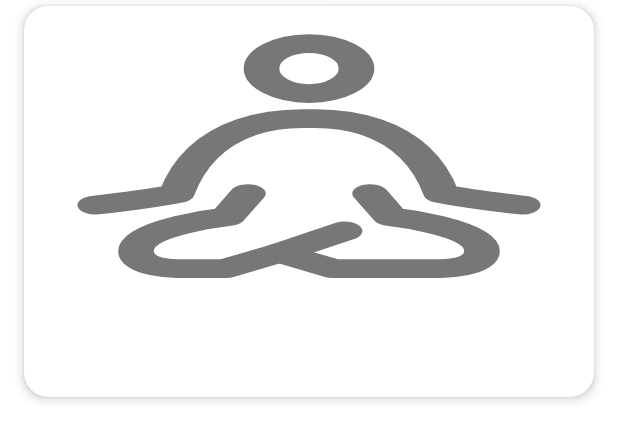
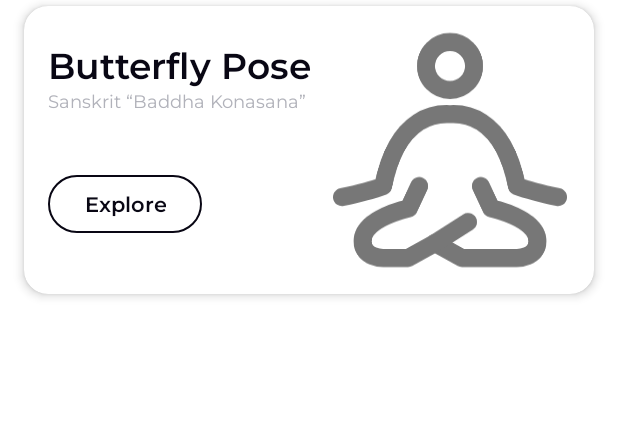
Before and after one commit to guptasandeep7/Fit_Mantra, an Android app: the layout item_yoga_pose.xml on its own in the app's theme, with its tools: preview values and no code run, on a phone screen of 412 x 824 dp. Shown: the top 441 px of the screen. Run offline under Robolectric (Android 15) with nearby library versions, the phone set to English and light mode, and no system bars.

Commit message:
removed redundant code

```diff
--- a/app/src/main/java/com/example/morefit/ui/fragment/dash/diet/DietFragment.kt
+++ b/app/src/main/java/com/example/morefit/ui/fragment/dash/diet/DietFragment.kt
@@ -4,7 +4,6 @@ import android.os.Bundle
 import android.view.View
 import android.widget.Button
 import android.widget.CheckBox
-import android.widget.RadioButton
 import android.widget.TextView
 import androidx.fragment.app.Fragment
 import androidx.navigation.fragment.findNavController
--- a/app/src/main/res/layout/fragment_yoga_pose_details.xml
+++ b/app/src/main/res/layout/fragment_yoga_pose_details.xml
@@ -24,7 +24,6 @@
 		android:layout_height="wrap_content"
 		android:layout_marginStart="16dp"
 		android:layout_marginTop="24dp"
-		android:background="?attr/selectableItemBackground"
 		app:layout_constraintStart_toStartOf="parent"
 		app:layout_constraintTop_toTopOf="parent"
 		app:srcCompat="@drawable/ic_back_with_border" />
--- a/app/src/main/res/layout/item_yoga_pose.xml
+++ b/app/src/main/res/layout/item_yoga_pose.xml
@@ -1,13 +1,11 @@
 <?xml version="1.0" encoding="utf-8"?>
 <com.google.android.material.card.MaterialCardView xmlns:android="http://schemas.android.com/apk/res/android"
 	xmlns:app="http://schemas.android.com/apk/res-auto"
-    android:id="@+id/poseCardView"
 	android:layout_width="match_parent"
 	android:layout_height="wrap_content"
-    android:layout_marginStart="16dp"
+	android:layout_marginHorizontal="16dp"
 	android:layout_marginTop="4dp"
-    android:layout_marginEnd="16dp"
-    android:layout_marginBottom="16dp"
+	android:layout_marginBottom="8dp"
 	app:cardCornerRadius="16dp"
 	app:cardElevation="4dp">
 
@@ -17,44 +15,69 @@
 
 		<ImageView
 			android:id="@+id/poseImg"
+			android:layout_width="192dp"
+			android:layout_height="192dp"
+			android:contentDescription="Yoga pose"
+			android:scaleType="centerCrop"
+			app:layout_constraintEnd_toEndOf="parent"
+			app:layout_constraintTop_toTopOf="parent"
+			app:srcCompat="@drawable/ic_yoga" />
+
+<!--		<View-->
+<!--			android:layout_width="80dp"-->
+<!--			android:layout_height="0dp"-->
+<!--			android:layout_marginEnd="-16dp"-->
+<!--			android:background="@drawable/yoga_card_view_gradient"-->
+<!--			app:layout_constraintBottom_toBottomOf="@+id/poseImg"-->
+<!--			app:layout_constraintEnd_toStartOf="@+id/poseImg"-->
+<!--			app:layout_constraintTop_toTopOf="@+id/poseImg" />-->
+
+		<com.google.android.material.textview.MaterialTextView
+			android:id="@+id/pose"
 			android:layout_width="0dp"
-            android:layout_height="200dp"
-            app:srcCompat="@drawable/ic_yoga"
-            android:contentDescription="Yoga pose"
-            android:scaleType="fitXY"
-            app:layout_constraintEnd_toEndOf="parent"
+			android:layout_height="wrap_content"
+			android:layout_marginStart="16dp"
+			android:layout_marginTop="24dp"
+			android:fontFamily="@font/montserrat_semibold"
+			android:text="Butterfly Pose"
+			android:textColor="@color/txtColor"
+			android:textSize="24sp"
+			android:layout_marginEnd="-6dp"
+			app:layout_constraintEnd_toStartOf="@+id/poseImg"
 			app:layout_constraintStart_toStartOf="parent"
 			app:layout_constraintTop_toTopOf="parent" />
 
 		<com.google.android.material.textview.MaterialTextView
-            android:id="@+id/pose"
+			android:id="@+id/sanskritPose"
+			android:layout_width="0dp"
+			android:layout_height="wrap_content"
+			android:fontFamily="@font/montserrat_regular"
+			android:text="Sanskrit “Baddha Konasana”"
+			android:textColor="@color/greyTxtColor"
+			android:layout_marginEnd="-6dp"
+			android:textSize="12sp"
+			app:layout_constraintEnd_toStartOf="@+id/poseImg"
+			app:layout_constraintStart_toStartOf="@+id/pose"
+			app:layout_constraintTop_toBottomOf="@+id/pose" />
+
+		<com.google.android.material.button.MaterialButton
+			android:id="@+id/exploreBtn"
 			android:layout_width="wrap_content"
 			android:layout_height="wrap_content"
-            android:layout_marginTop="4dp"
-            android:fontFamily="@font/poppins_bold"
-            android:textSize="16sp"
-            app:layout_constraintEnd_toEndOf="parent"
-            app:layout_constraintStart_toStartOf="parent"
-            app:layout_constraintTop_toBottomOf="@+id/poseImg" />
-
-        <com.google.android.material.textview.MaterialTextView
-            android:id="@+id/description"
-            android:layout_width="0dp"
-            android:layout_height="wrap_content"
-            android:layout_marginStart="8dp"
-            android:layout_marginEnd="8dp"
-            android:layout_marginBottom="8dp"
-            android:ellipsize="end"
-            android:fontFamily="@font/poppins"
-            android:maxLines="2"
-            android:textColor="#A9A9A9"
-            android:textSize="12sp"
-            android:textStyle="italic"
+			android:backgroundTint="@color/white"
+			android:fontFamily="@font/montserrat_semibold"
+			android:letterSpacing="0"
+			android:paddingHorizontal="24dp"
+			android:paddingVertical="10dp"
+			android:stateListAnimator="@null"
+			android:text="Explore"
+			android:textColor="@color/txtColor"
+			app:cornerRadius="32dp"
 			app:layout_constraintBottom_toBottomOf="parent"
-            app:layout_constraintEnd_toEndOf="parent"
-            app:layout_constraintStart_toStartOf="parent"
-            app:layout_constraintTop_toBottomOf="@id/pose" />
-
+			app:layout_constraintStart_toStartOf="@+id/sanskritPose"
+			app:layout_constraintTop_toBottomOf="@+id/sanskritPose"
+			app:strokeColor="@color/txtColor"
+			app:strokeWidth="1dp" />
 	</androidx.constraintlayout.widget.ConstraintLayout>
 
 </com.google.android.material.card.MaterialCardView>
```
Also changed, not shown: app/src/main/java/com/example/morefit/adapter/YogaPoseRecyclerAdapter.kt (+4 -3 lines), app/src/main/java/com/example/morefit/ui/fragment/dash/yoga/YogaFragment.kt (+0 -53 lines), app/src/main/res/layout/item_yoga_pose2.xml (deleted, +0 -83 lines), app/src/main/res/layout/item_yoga_pose_details.xml (deleted, +0 -123 lines). Lines whose indentation alone changed are shown as unchanged.
